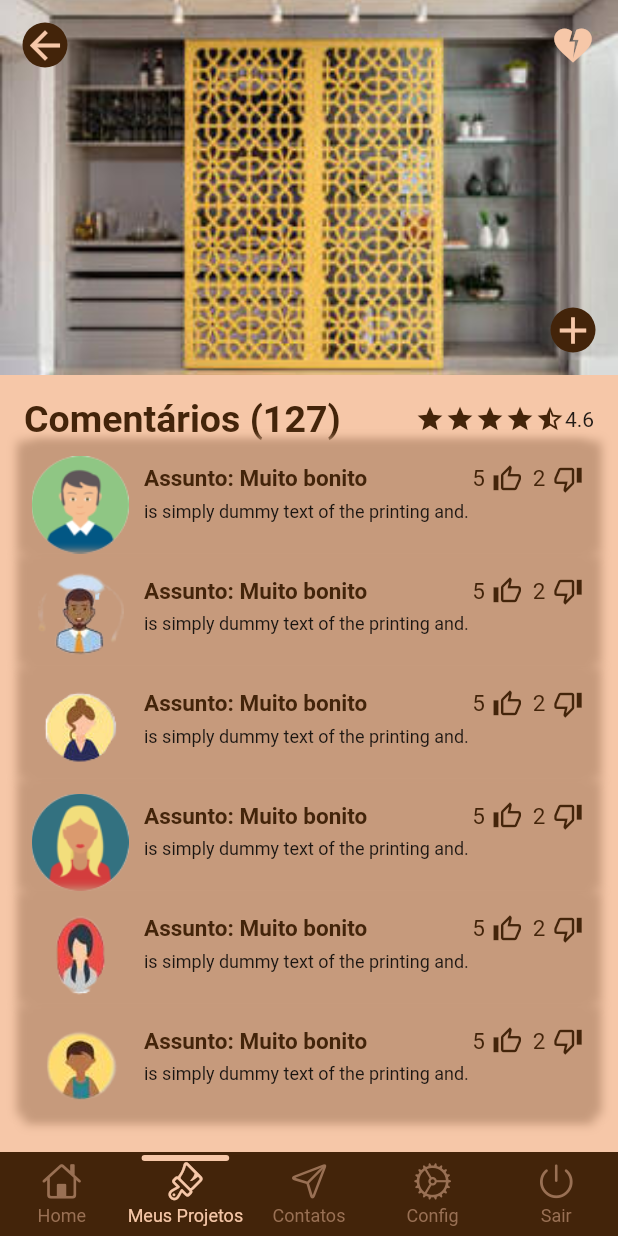
After one commit to juninhocb/MovelX_Mobile, a Flutter app: the MenuScreen screen opened by its route, item 2 of the bottom bar chosen, on a phone screen of 412 x 824 dp. The commit adds this screen. Run offline on Flutter 3.47's test engine with Material 2 defaults, Android fonts, the phone set to English and light mode, and no system bars; drawn by our look-alikes of persistent_bottom_nav_bar; our stand-ins replace carousel_slider, dots_indicator, flutter_login, get.

Commit message:
feat: project page

```diff
--- a/lib/helpers/constants/app_constants.dart
+++ b/lib/helpers/constants/app_constants.dart
@@ -9,6 +9,7 @@ class AppConstants {
   static const String guestImage4 = "assets/images/guest_image/kitchen3.jpg";
   static const String guestImage5 = "assets/images/guest_image/living1.jpg";
 
+  //Logo WorkWoods
   static const String logoImage1 = "assets/images/mar_logos/mar_logo1.jpg";
   static const String logoImage2 = "assets/images/mar_logos/mar_logo2.jpg";
   static const String logoImage3 = "assets/images/mar_logos/mar_logo3.jpg";
@@ -16,6 +17,13 @@ class AppConstants {
   static const String logoImage5 = "assets/images/mar_logos/mar_logo5.jpg";
   static const String logoImage6 = "assets/images/mar_logos/mar_logo6.jpg";
 
+  static const String avatarImage1 = "assets/images/avatars/avatar1.png";
+  static const String avatarImage2 = "assets/images/avatars/avatar2.png";
+  static const String avatarImage3 = "assets/images/avatars/avatar3.png";
+  static const String avatarImage4 = "assets/images/avatars/avatar4.png";
+  static const String avatarImage5 = "assets/images/avatars/avatar5.png";
+  static const String avatarImage6 = "assets/images/avatars/avatar6.png";
+
   static Duration twoSeconds = const Duration(seconds: 2);
   static Duration threeSeconds = const Duration(seconds: 3);
 
--- a/lib/helpers/routes/app_routes.dart
+++ b/lib/helpers/routes/app_routes.dart
@@ -1,24 +1,27 @@
-import 'package:get/get.dart';
 import 'package:mobile_movelx/views/guest/pages/guest_home_page.dart';
 import 'package:mobile_movelx/views/login/login_page.dart';
 import 'package:mobile_movelx/views/splash/splash_screen.dart';
 import 'package:flutter/material.dart';
 
+import '../../views/guest/menu_screen.dart';
+
 class AppRoutes {
   static const String splashScreen = "/splash-page";
   static const String loginPage = "/login-page";
   static const String guestHomePage = "/guest-home-page";
+  static const String selectPage = "/select-page";
 
   static String getSplashScreen () => "$splashScreen";
   static String getLoginPage () => "$loginPage";
   static String getGuestHomePage () => "$guestHomePage";
-
+  static String getMenuScreen () => "$selectPage";
 
   static Map<String, WidgetBuilder> getRoutes() {
     return {
       splashScreen: (context) => const SplashPage(),
       loginPage: (context) => const LoginPage(),
       guestHomePage: (context) => const GuestHomePage(),
+      selectPage: (context) => const MenuScreen()
     };
   }
 
--- a/lib/views/guest/menu_screen.dart
+++ b/lib/views/guest/menu_screen.dart
@@ -1,15 +1,93 @@
 import 'package:flutter/cupertino.dart';
+import 'package:flutter/material.dart';
+import 'package:mobile_movelx/views/guest/pages/guest_home_page.dart';
+import 'package:mobile_movelx/views/guest/pages/home_children/ProjectFromHomePage.dart';
+import 'package:persistent_bottom_nav_bar/persistent_tab_view.dart';
+
+import '../../helpers/constants/app_colors.dart';
 
 class MenuScreen extends StatefulWidget {
   const MenuScreen({Key? key}) : super(key: key);
-
   @override
   State<MenuScreen> createState() => _MenuScreenState();
 }
 
 class _MenuScreenState extends State<MenuScreen> {
+  PersistentTabController _controller = PersistentTabController(initialIndex: 0);
+
+  List<Widget> _buildScreens() {
+    return [
+      const GuestHomePage(),
+      const ProjectFromHomePage(),
+      Container(color: Colors.blue,),
+      Container(color: Colors.blue,),
+      Container(color: Colors.blue,)
+    ];
+  }
+
+  List<PersistentBottomNavBarItem> _navBarsItems() {
+    return [
+      PersistentBottomNavBarItem(
+        icon: Icon(CupertinoIcons.home),
+        title: ("Home"),
+        activeColorPrimary: AppColors.textColor,
+        inactiveColorPrimary: AppColors.detailColor,
+      ),
+      PersistentBottomNavBarItem(
+        icon: Icon(CupertinoIcons.paintbrush),
+        title: ("Meus Projetos"),
+        activeColorPrimary: AppColors.textColor,
+        inactiveColorPrimary: AppColors.detailColor,
+      ),
+      PersistentBottomNavBarItem(
+        icon: Icon(CupertinoIcons.paperplane),
+        title: ("Contatos"),
+        activeColorPrimary: AppColors.textColor,
+        inactiveColorPrimary: AppColors.detailColor,
+      ),
+      PersistentBottomNavBarItem(
+        icon: Icon(CupertinoIcons.settings),
+        title: ("Config"),
+        activeColorPrimary: AppColors.textColor,
+        inactiveColorPrimary: AppColors.detailColor,
+      ),
+      PersistentBottomNavBarItem(
+        icon: Icon(CupertinoIcons.power),
+        title: ("Sair"),
+        activeColorPrimary: AppColors.textColor,
+        inactiveColorPrimary: AppColors.detailColor,
+      ),
+    ];
+  }
+
   @override
   Widget build(BuildContext context) {
-    return const Placeholder();
+    return PersistentTabView(
+      context,
+      controller: _controller,
+      screens: _buildScreens(),
+      items: _navBarsItems(),
+      confineInSafeArea: true,
+      backgroundColor: AppColors.mainColor, // Default is Colors.white.
+      handleAndroidBackButtonPress: true, // Default is true.
+      resizeToAvoidBottomInset: true, // This needs to be true if you want to move up the screen when keyboard appears. Default is true.
+      stateManagement: true, // Default is true.
+      hideNavigationBarWhenKeyboardShows: true, // Recommended to set 'resizeToAvoidBottomInset' as true while using this argument. Default is true.
+      decoration: const NavBarDecoration(
+        colorBehindNavBar: AppColors.mainColor,
+      ),
+      popAllScreensOnTapOfSelectedTab: true,
+      popActionScreens: PopActionScreensType.all,
+      itemAnimationProperties: ItemAnimationProperties( // Navigation Bar's items animation properties.
+        duration: Duration(milliseconds: 200),
+        curve: Curves.ease,
+      ),
+      screenTransitionAnimation: ScreenTransitionAnimation( // Screen transition animation on change of selected tab.
+        animateTabTransition: true,
+        curve: Curves.ease,
+        duration: Duration(milliseconds: 200),
+      ),
+      navBarStyle: NavBarStyle.style3, // Choose the nav bar style with this property.
+    );
   }
 }
--- /dev/null
+++ b/lib/views/guest/pages/home_children/ProjectFromHomePage.dart
@@ -0,0 +1,180 @@
+import 'package:flutter/cupertino.dart';
+import 'package:flutter/material.dart';
+import 'package:mobile_movelx/helpers/constants/app_constants.dart';
+
+import '../../../../helpers/constants/app_colors.dart';
+
+class ProjectFromHomePage extends StatefulWidget {
+  const ProjectFromHomePage({Key? key}) : super(key: key);
+
+  @override
+  State<ProjectFromHomePage> createState() => _ProjectFromHomePageState();
+}
+
+class _ProjectFromHomePageState extends State<ProjectFromHomePage> {
+
+  final List<String> _avatarImages = [
+    AppConstants.avatarImage1,
+    AppConstants.avatarImage2,
+    AppConstants.avatarImage3,
+    AppConstants.avatarImage4,
+    AppConstants.avatarImage5,
+    AppConstants.avatarImage6
+  ];
+
+  @override
+  Widget build(BuildContext context) {
+    return Scaffold(
+      backgroundColor: AppColors.textColor,
+      body: _buildBody(),
+    );
+  }
+
+  Widget _buildBody() {
+    return Column(
+      children: [
+        Stack(
+          children: [
+            Positioned(
+              child: Container(
+                width: double.maxFinite,
+                height: 250,
+                decoration: BoxDecoration(
+                    image: DecorationImage(
+                        fit: BoxFit.cover,
+                        image: AssetImage(AppConstants.guestImage1))),
+              ),
+            ),
+            Positioned(
+                left: 15,
+                top: 15,
+                child: Container(
+                  decoration: BoxDecoration(
+                      shape: BoxShape.circle, color: AppColors.mainColor),
+                  child: Icon(
+                    Icons.arrow_back_outlined,
+                    color: AppColors.textColor,
+                    size: 30,
+                  ),
+                )),
+            Positioned(
+                right: 15,
+                top: 15,
+                child: Container(
+                  child: Icon(
+                    Icons.heart_broken,
+                    color: AppColors.textColor,
+                    size: 30,
+                  ),
+                )),
+            Positioned(
+                right: 15,
+                bottom: 15,
+                child: Container(
+                  decoration: BoxDecoration(
+                      shape: BoxShape.circle, color: AppColors.mainColor),
+                  child: Icon(
+                    Icons.add,
+                    color: AppColors.textColor,
+                    size: 30,
+                  ),
+                )),
+          ],
+        ),
+        const SizedBox(
+          height: 15,
+        ),
+        Padding(
+          padding: const EdgeInsets.symmetric(horizontal: 16.0),
+          child: Row(
+            mainAxisAlignment: MainAxisAlignment.spaceBetween,
+            children: [
+              Text(
+                "Comentários (127)",
+                style: TextStyle(
+                    fontSize: 25,
+                    fontWeight: FontWeight.bold,
+                    color: AppColors.mainColor),
+              ),
+              Row(
+                children: [
+                  Wrap(
+                    children: List.generate(
+                        4,
+                        (index) => Icon(Icons.star,
+                            color: AppColors.mainColor, size: 20)),
+                  ),
+                  Icon(Icons.star_half, color: AppColors.mainColor, size: 20),
+                  Text("4.6")
+                ],
+              ),
+            ],
+          ),
+        ),
+        Expanded(
+            child: ListView.builder(
+                itemCount: 6,
+                itemBuilder: (context, index) {
+                  return Container(
+                    height: 75,
+                    margin: const EdgeInsets.symmetric(horizontal: 16.0),
+                    decoration: const BoxDecoration(
+                      boxShadow: [
+                        BoxShadow(
+                          color: AppColors.secondaryDetailColor,
+                          blurRadius: 5.0,
+                          offset: Offset(0, 5),
+                        ),
+                        BoxShadow(
+                            color: AppColors.secondaryDetailColor,
+                            blurRadius: 5.0,
+                            offset: Offset(-5, 0)),
+                        BoxShadow(
+                            color: AppColors.secondaryDetailColor,
+                            blurRadius: 5.0,
+                            offset: Offset(5, 0)),
+                      ],
+                    ),
+                    child: Row(
+                      crossAxisAlignment: CrossAxisAlignment.start,
+                      children: [
+                        Container(
+                            margin: EdgeInsets.only(left: 5, top: 10),
+                            child: Image.asset(_avatarImages[index])
+                        ),
+                        const SizedBox(width: 10,),
+                        Padding(
+                          padding: EdgeInsets.only(top: 15),
+                          child: Column(
+                            crossAxisAlignment: CrossAxisAlignment.start,
+                            children: [
+                              Row(
+                                children: const [
+                                  Text("Assunto: Muito bonito", style: TextStyle(fontSize: 15, color: AppColors.mainColor, fontWeight: FontWeight.bold),),
+                                  const SizedBox(width: 70,),
+                                  Text("5", style: TextStyle(fontSize: 15, color: AppColors.mainColor),),
+                                  const SizedBox(width: 5,),
+                                  Icon(Icons.thumb_up_alt_outlined, color: AppColors.mainColor, size: 20,),
+                                  const SizedBox(width: 7,),
+                                  Text("2", style: TextStyle(fontSize: 15, color: AppColors.mainColor),),
+                                  const SizedBox(width: 5,),
+                                  Icon(Icons.thumb_down_alt_outlined, color: AppColors.mainColor, size: 20,)
+                                ],
+                              ),
+                              SizedBox(height: 5,),
+                              Text(
+                                "is simply dummy text of the printing and. ",
+                                maxLines: 3,
+                                style: TextStyle(
+                                  fontSize: 12
+                                ),)
+                          ],),
+                        )
+                      ],
+                    ),
+                  );
+                }))
+      ],
+    );
+  }
+}
--- a/lib/views/login/login_page.dart
+++ b/lib/views/login/login_page.dart
@@ -75,7 +75,8 @@ class _LoginPageState extends State<LoginPage> {
         recoverPasswordSuccess: 'Senha recuperada com sucesso',
       ),
       onSubmitAnimationCompleted: () {
-        Navigator.pushReplacementNamed(context, AppRoutes.getGuestHomePage());
+        //Navigator.pushReplacementNamed(context, AppRoutes.getGuestHomePage());
+        Navigator.pushReplacementNamed(context, AppRoutes.getMenuScreen());
       }
 
     );
--- a/pubspec.yaml
+++ b/pubspec.yaml
@@ -35,6 +35,7 @@ dependencies:
   flutter_login: ^4.1.1
   carousel_slider: ^4.2.1
   dots_indicator: ^2.1.0
+  persistent_bottom_nav_bar: ^5.0.2
 
 
 dev_dependencies:
@@ -64,6 +65,7 @@ flutter:
     - assets/images/
     - assets/images/guest_image/
     - assets/images/mar_logos/
+    - assets/images/avatars/
   #   - images/a_dot_ham.jpeg
 
   # An image asset can refer to one or more resolution-specific "variants", see
```
Also changed, not shown: assets/images/avatars/avatar1.png (added), assets/images/avatars/avatar2.png (added), assets/images/avatars/avatar3.png (added), assets/images/avatars/avatar4.png (added), assets/images/avatars/avatar5.png (added), assets/images/avatars/avatar6.png (added), pubspec.lock.
